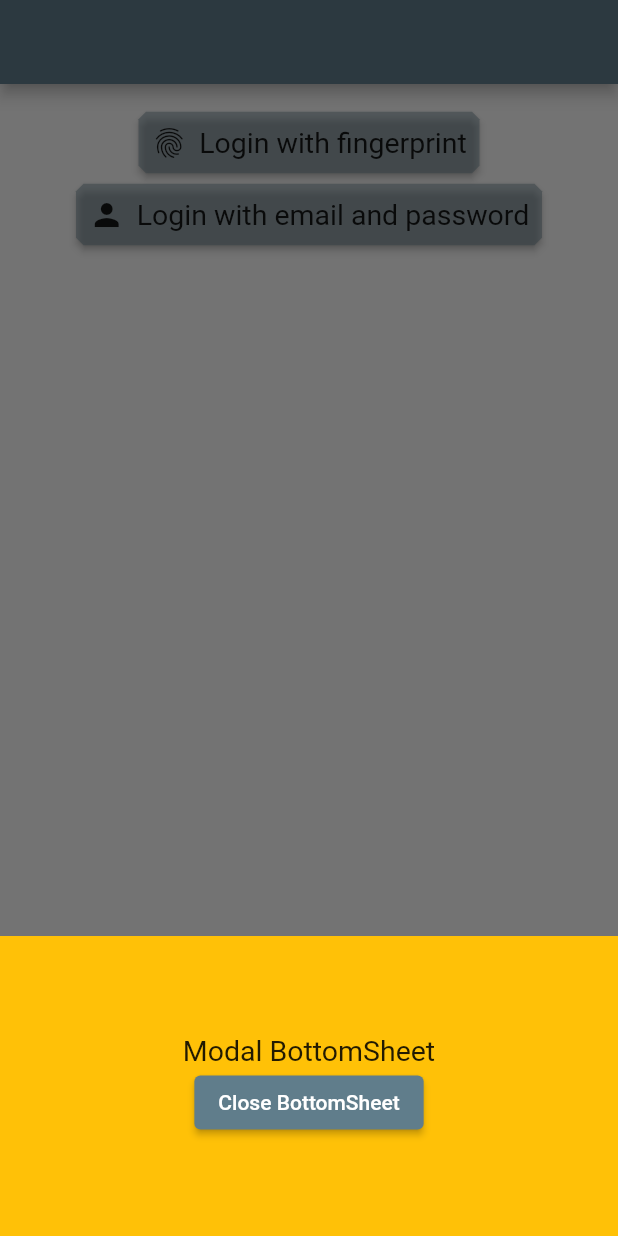
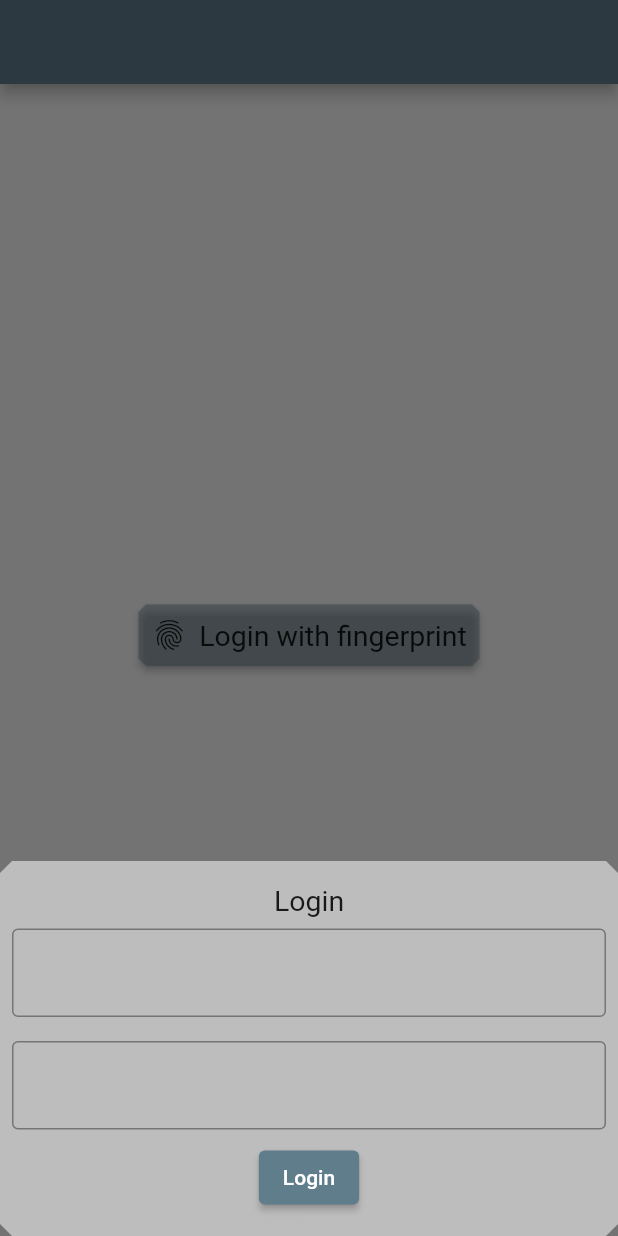
Before and after one commit to EngAddow/credentials-management, a Flutter app: the screen it shows after launch, after a tap on "Login with email and password", on a phone screen of 412 x 824 dp. Run offline on Flutter 3.47's test engine with Material 2 defaults, Android fonts, the phone set to English and light mode, and no system bars; Roboto replaces fonts that are missing (Georgia, Hind).

Commit message:
Login modal design

```diff
--- a/lib/src/ui/screens/login_screen.dart
+++ b/lib/src/ui/screens/login_screen.dart
@@ -8,7 +8,7 @@ class LoginScreen extends StatelessWidget {
       appBar: AppBar(),
       body: Center(
         child: Column(
-          mainAxisAlignment: MainAxisAlignment.start,
+          mainAxisAlignment: MainAxisAlignment.spaceEvenly,
           children: [
             const SizedBox(height: 15.0),
             RaisedButtonIcon(
@@ -28,20 +28,22 @@ class LoginScreen extends StatelessWidget {
   }
 
   void _showModal(BuildContext context) {
-    showModalBottomSheet<void>(
-      context: context,
+    showModalBottomSheet<void>(isScrollControlled: true,
+      shape: BeveledRectangleBorder(borderRadius: BorderRadius.circular(8.0)),
+      backgroundColor: Theme.of(context).copyWith(backgroundColor: Colors.grey[400]).backgroundColor,
+      context: context,enableDrag: true,
       builder: (BuildContext context) {
-        return Container(
-          height: 200,
-          color: Colors.amber,
-          child: Center(
+        return Padding(
+          padding: const EdgeInsets.symmetric(vertical: 15.0),
+          child: Form(
             child: Column(
-              mainAxisAlignment: MainAxisAlignment.center,
               mainAxisSize: MainAxisSize.min,
               children: <Widget>[
-                const Text('Modal BottomSheet'),
+                Text('Login'),
+                _buildEmailField(),
+                _buildPasswordField(),
                 ElevatedButton(
-                  child: const Text('Close BottomSheet'),
+                  child: const Text('Login'),
                   onPressed: () => Navigator.pop(context),
                 )
               ],
@@ -51,4 +53,31 @@ class LoginScreen extends StatelessWidget {
       },
     );
   }
+
+  _buildEmailField() {
+    return Padding(
+      padding: const EdgeInsets.all(8.0),
+      child: TextFormField(
+        keyboardType: TextInputType.emailAddress,
+        textInputAction: TextInputAction.next,
+        decoration: InputDecoration(
+          border: OutlineInputBorder()
+        ),
+
+      ),
+    );
+  }
+
+  _buildPasswordField() {
+     return Padding(
+       padding: const EdgeInsets.all(8.0),
+       child: TextFormField(
+        keyboardType: TextInputType.emailAddress,
+        textInputAction: TextInputAction.next,
+       decoration: InputDecoration(
+          border: OutlineInputBorder()
+        ),
+    ),
+     );
+  }
 }
```
